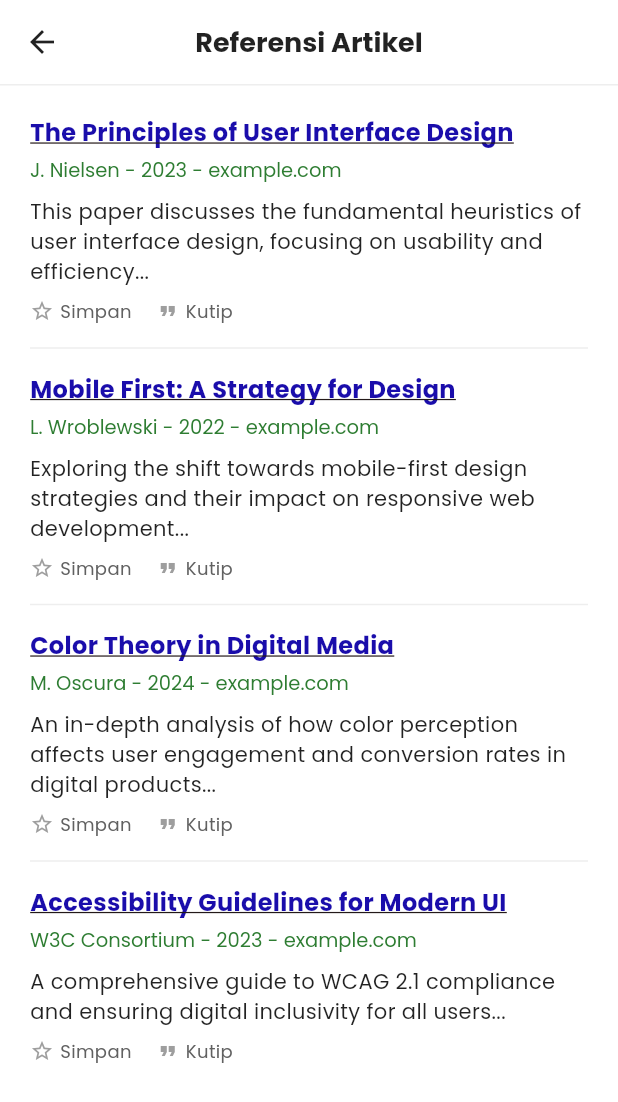
After one commit to muzammilbinmarsuhen/Project-Uas-Celoe_Community, a Flutter app: the ArticleListPage screen opened by its route, on a phone screen of 412 x 824 dp. The commit adds this screen. Shown: the top 1102 px of the screen. Run offline on Flutter 3.47's test engine with Material 3 defaults, Android fonts, the phone set to English and light mode, and no system bars; our stand-ins replace file_picker, flutter_riverpod, google_fonts, image_picker, shared_preferences, youtube_player_iframe; accounts and stored records are empty.

Commit message:
Penyempurnaan halaman menu kelas (custom detail artikel

```diff
--- /dev/null
+++ b/lib/features/kelas/presentation/pages/material/article_list_page.dart
@@ -0,0 +1,123 @@
+import 'package:flutter/material.dart';
+import 'package:google_fonts/google_fonts.dart';
+
+class ArticleListPage extends StatelessWidget {
+  const ArticleListPage({super.key});
+
+  @override
+  Widget build(BuildContext context) {
+    // Dummy Data for Articles
+    final List<Map<String, String>> articles = [
+      {
+        'title': 'The Principles of User Interface Design',
+        'author': 'J. Nielsen',
+        'year': '2023',
+        'snippet': 'This paper discusses the fundamental heuristics of user interface design, focusing on usability and efficiency...',
+        'url': 'https://example.com/article1',
+      },
+      {
+        'title': 'Mobile First: A Strategy for Design',
+        'author': 'L. Wroblewski',
+        'year': '2022',
+        'snippet': 'Exploring the shift towards mobile-first design strategies and their impact on responsive web development...',
+        'url': 'https://example.com/article2',
+      },
+      {
+        'title': 'Color Theory in Digital Media',
+        'author': 'M. Oscura',
+        'year': '2024',
+        'snippet': 'An in-depth analysis of how color perception affects user engagement and conversion rates in digital products...',
+        'url': 'https://example.com/article3',
+      },
+      {
+        'title': 'Accessibility Guidelines for Modern UI',
+        'author': 'W3C Consortium',
+        'year': '2023',
+        'snippet': 'A comprehensive guide to WCAG 2.1 compliance and ensuring digital inclusivity for all users...',
+        'url': 'https://example.com/article4',
+      },
+    ];
+
+    return Scaffold(
+      backgroundColor: Colors.white,
+      appBar: AppBar(
+        title: Text(
+          "Referensi Artikel",
+          style: GoogleFonts.poppins(color: Colors.black87, fontWeight: FontWeight.bold, fontSize: 18),
+        ),
+        backgroundColor: Colors.white,
+        elevation: 0,
+        leading: IconButton(
+          icon: const Icon(Icons.arrow_back, color: Colors.black87),
+          onPressed: () => Navigator.pop(context),
+        ),
+        bottom: PreferredSize(
+          preferredSize: const Size.fromHeight(1.0),
+          child: Container(color: Colors.grey[200], height: 1.0),
+        ),
+      ),
+      body: ListView.separated(
+        padding: const EdgeInsets.all(20),
+        itemCount: articles.length,
+        separatorBuilder: (context, index) => const Divider(height: 32, color: Color(0xFFEEEEEE)),
+        itemBuilder: (context, index) {
+          final article = articles[index];
+          return InkWell(
+            onTap: () {
+               Navigator.pushNamed(
+                 context,
+                 '/article-detail',
+                 arguments: article,
+               );
+            },
+            child: Column(
+              crossAxisAlignment: CrossAxisAlignment.start,
+              children: [
+                Text(
+                  article['title']!,
+                  style: GoogleFonts.poppins(
+                    fontSize: 16,
+                    fontWeight: FontWeight.bold,
+                    color: const Color(0xFF1A0DAB), // Google Link Color
+                    decoration: TextDecoration.underline,
+                  ),
+                ),
+                const SizedBox(height: 4),
+                RichText(
+                  text: TextSpan(
+                    style: GoogleFonts.poppins(fontSize: 13, color: Colors.green[800]),
+                    children: [
+                      TextSpan(text: article['author']),
+                      const TextSpan(text: ' - '),
+                      TextSpan(text: article['year']),
+                      const TextSpan(text: ' - example.com'),
+                    ],
+                  ),
+                ),
+                const SizedBox(height: 8),
+                Text(
+                  article['snippet']!,
+                  style: GoogleFonts.poppins(fontSize: 14, color: Colors.black87),
+                  maxLines: 3,
+                  overflow: TextOverflow.ellipsis,
+                ),
+                const SizedBox(height: 8),
+                Row(
+                  children: [
+                    const Icon(Icons.star_border, size: 16, color: Colors.grey),
+                    const SizedBox(width: 4),
+                    Text('Simpan', style: GoogleFonts.poppins(fontSize: 12, color: Colors.grey[700])),
+                    const SizedBox(width: 16),
+                    const Icon(Icons.format_quote, size: 16, color: Colors.grey),
+                    const SizedBox(width: 4),
+                    Text('Kutip', style: GoogleFonts.poppins(fontSize: 12, color: Colors.grey[700])),
+                  ],
+                )
+              ],
+            ),
+          );
+        },
+      ),
+    );
+  }
+}
--- a/lib/features/kelas/presentation/pages/material_detail_page.dart
+++ b/lib/features/kelas/presentation/pages/material_detail_page.dart
@@ -123,6 +123,8 @@ class _MaterialDetailPageState extends State<MaterialDetailPage> with SingleTick
                 onTap: () {
                    if (item.type == 'video') {
                       Navigator.pushNamed(context, '/material-video');
+                   } else if (item.type == 'link') {
+                      Navigator.pushNamed(context, '/article-list');
                    } else {
                       Navigator.pushNamed(context, '/material-slide');
                    }
```
Also changed, not shown: lib/features/kelas/presentation/pages/material/article_detail_page.dart (added, +114 -0 lines), lib/routes/app_routes.dart (+7 -0 lines).
